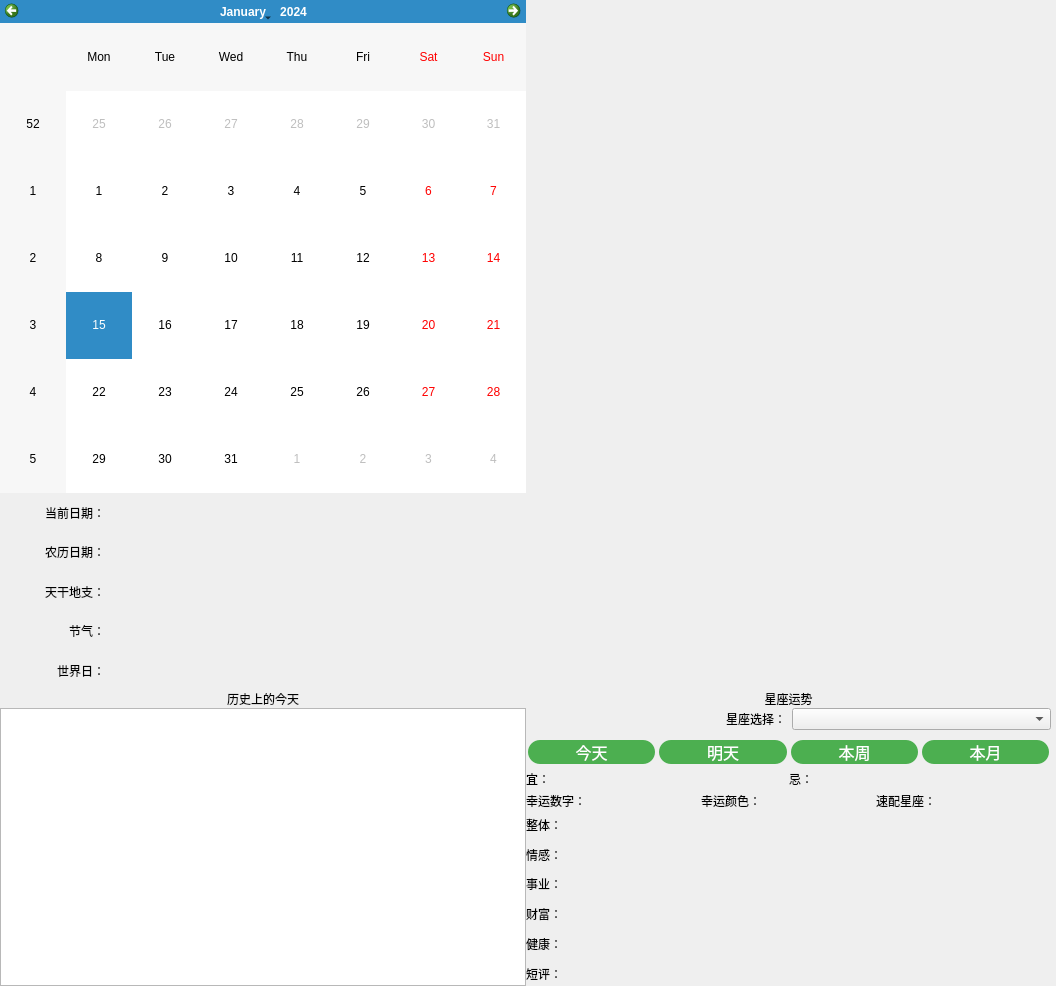
Younger-Chan/everyday, file ui/calendar.ui: the form before one commit.
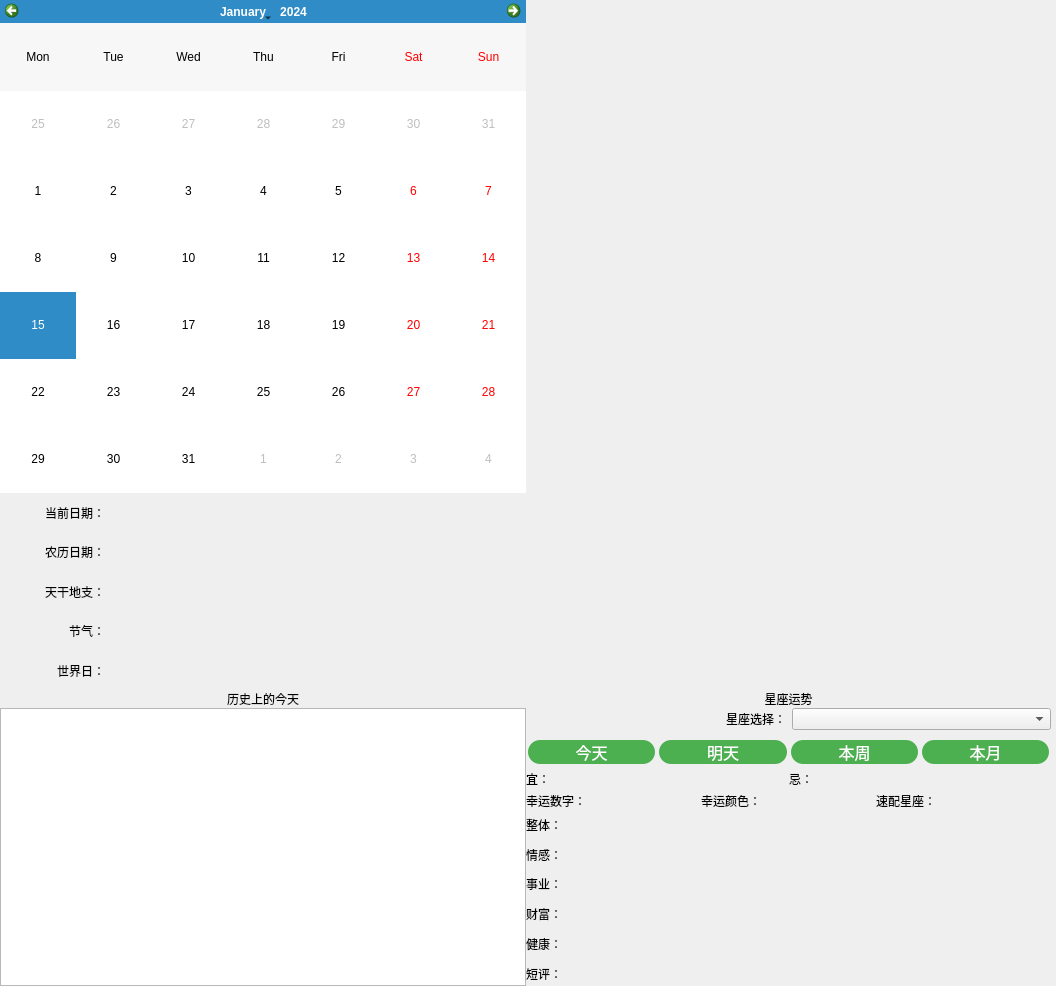
The form after the commit.

```diff
--- a/ui/calendar.ui
+++ b/ui/calendar.ui
@@ -37,7 +37,11 @@
      <item>
       <layout class="QVBoxLayout" name="verticalLayout_3" stretch="5,2,3">
        <item>
-        <widget class="QCalendarWidget" name="calendarWidget"/>
+        <widget class="QCalendarWidget" name="calendarWidget">
+         <property name="verticalHeaderFormat">
+          <enum>QCalendarWidget::NoVerticalHeader</enum>
+         </property>
+        </widget>
        </item>
        <item>
         <layout class="QHBoxLayout" name="horizontalLayout" stretch="2,8">
```
